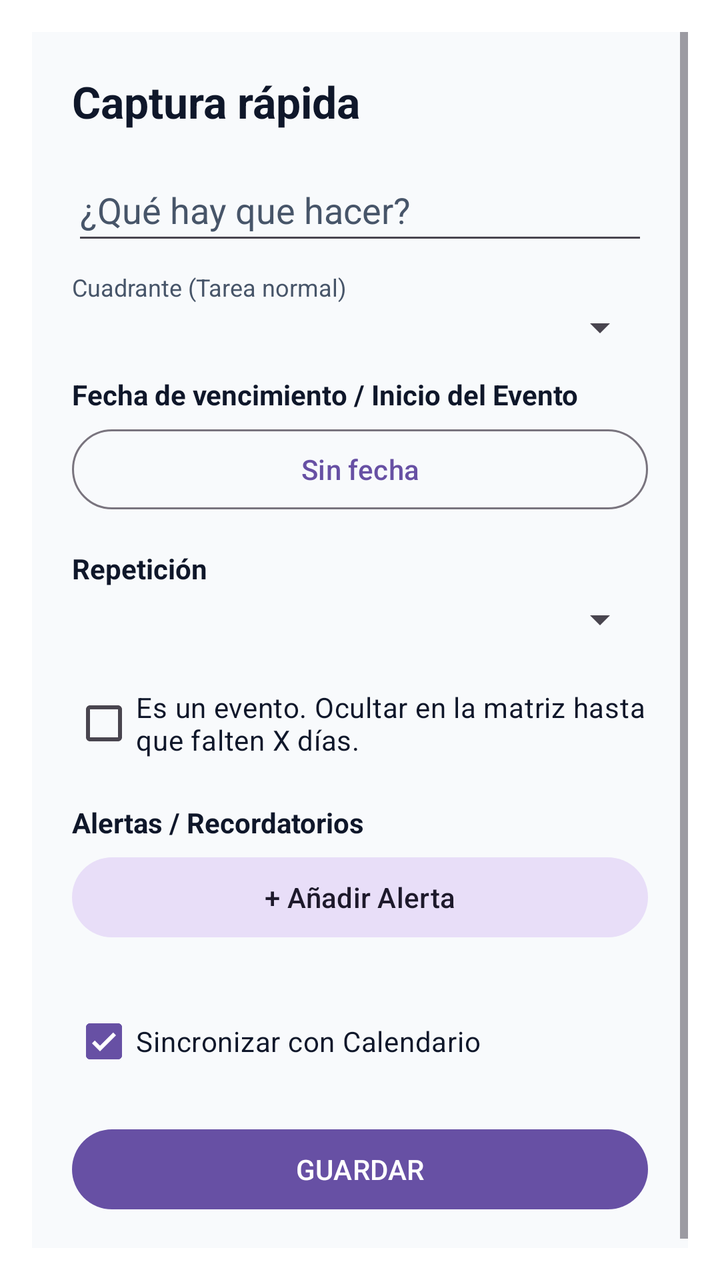
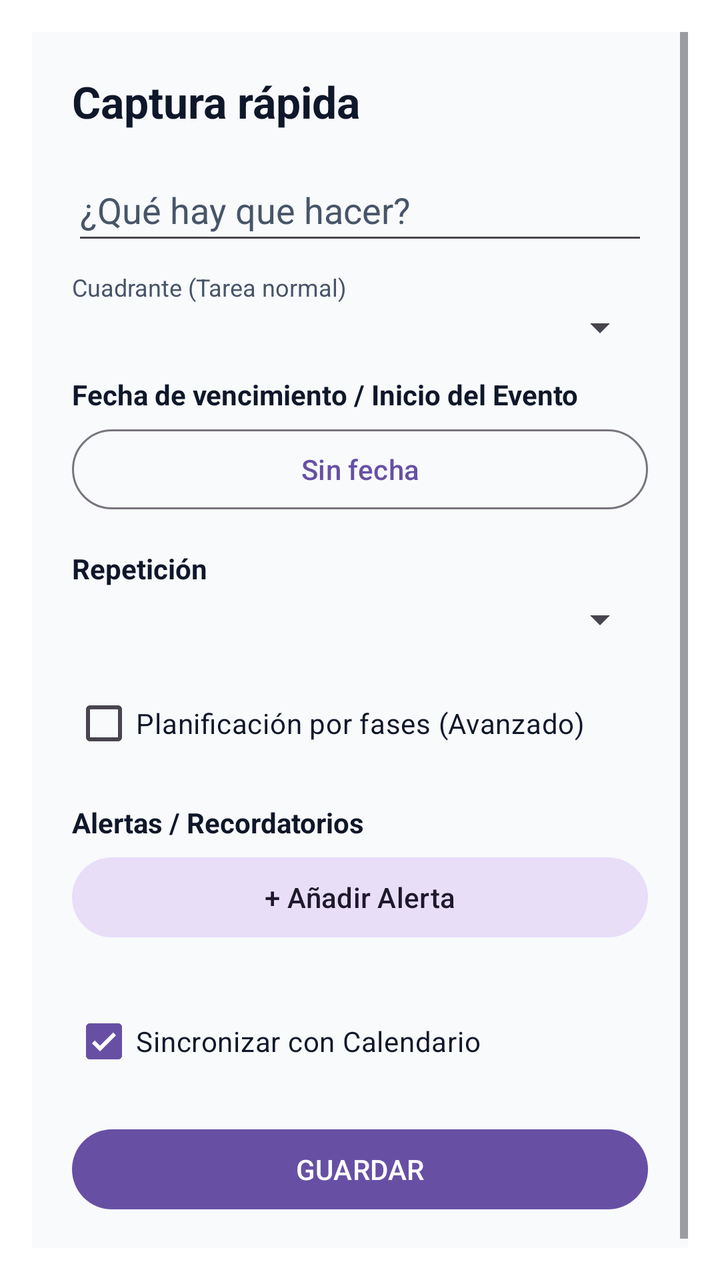

Two renders of the same Android screen: before a commit and after it. Below are the layout's source before the change and the commit's diff.
<!-- AndroidManifest.xml: activity theme QuickAddTheme -->
<!-- res/layout/activity_quick_add.xml -->
<?xml version="1.0" encoding="utf-8"?>
<ScrollView xmlns:android="http://schemas.android.com/apk/res/android"
    xmlns:app="http://schemas.android.com/apk/res-auto"
    android:layout_width="match_parent"
    android:layout_height="wrap_content"
    android:background="@color/app_background">

    <LinearLayout
        android:layout_width="match_parent"
        android:layout_height="wrap_content"
        android:orientation="vertical"
        android:padding="20dp">

        <RelativeLayout
            android:layout_width="match_parent"
            android:layout_height="wrap_content">
            <TextView
                android:id="@+id/quickTitle"
                android:layout_width="wrap_content"
                android:layout_height="wrap_content"
                android:layout_alignParentStart="true"
                android:layout_centerVertical="true"
                android:text="Captura rápida"
                android:textColor="@color/text_primary"
                android:textSize="22sp"
                android:textStyle="bold" />
            <ImageButton
                android:id="@+id/btnDeleteTask"
                android:layout_width="48dp"
                android:layout_height="48dp"
                android:layout_alignParentEnd="true"
                android:layout_centerVertical="true"
                android:background="?attr/selectableItemBackgroundBorderless"
                android:src="@android:drawable/ic_menu_delete"
                android:visibility="gone" />
        </RelativeLayout>

        <EditText
            android:id="@+id/quickInput"
            android:layout_width="match_parent"
            android:layout_height="wrap_content"
            android:layout_marginTop="14dp"
            android:hint="¿Qué hay que hacer?"
            android:textColorHint="@color/text_secondary"
            android:textColor="@color/text_primary"
            android:inputType="textCapSentences|textMultiLine"
            android:maxLines="3"
            android:minHeight="48dp" />

        <LinearLayout
            android:id="@+id/layoutBaseQuadrant"
            android:layout_width="match_parent"
            android:layout_height="wrap_content"
            android:orientation="vertical">
            <TextView
                android:layout_width="match_parent"
                android:layout_height="wrap_content"
                android:layout_marginTop="8dp"
                android:text="Cuadrante (Tarea normal)"
                android:textColor="@color/text_secondary"
                android:textSize="12sp"/>
            <Spinner
                android:id="@+id/quickQuadrant"
                android:layout_width="match_parent"
                android:layout_height="wrap_content" />
        </LinearLayout>

        <TextView
            android:layout_width="match_parent"
            android:layout_height="wrap_content"
            android:layout_marginTop="12dp"
            android:text="Fecha de vencimiento / Inicio del Evento"
            android:textColor="@color/text_primary"
            android:textSize="14sp"
            android:textStyle="bold"/>
        <com.google.android.material.button.MaterialButton
            android:id="@+id/quickDateBtn"
            style="@style/Widget.Material3.Button.OutlinedButton"
            android:layout_width="match_parent"
            android:layout_height="wrap_content"
            android:layout_marginTop="4dp"
            android:text="Sin fecha" />

        <TextView
            android:layout_width="match_parent"
            android:layout_height="wrap_content"
            android:layout_marginTop="16dp"
            android:text="Repetición"
            android:textColor="@color/text_primary"
            android:textSize="14sp"
            android:textStyle="bold"/>
        <Spinner
            android:id="@+id/spinnerRecurrence"
            android:layout_width="match_parent"
            android:layout_height="wrap_content"
            android:layout_marginTop="4dp" />

        <CheckBox
            android:id="@+id/checkIsEvent"
            android:layout_width="match_parent"
            android:layout_height="wrap_content"
            android:layout_marginTop="16dp"
            android:textColor="@color/text_primary"
            android:text="Es un evento. Ocultar en la matriz hasta que falten X días." />

        
        <LinearLayout
            android:id="@+id/layoutEventOptions"
            android:layout_width="match_parent"
            android:layout_height="wrap_content"
            android:orientation="vertical"
            android:visibility="gone"
            android:background="@color/card_background"
            android:padding="12dp"
            android:layout_marginTop="8dp">

            
            <TextView
                android:layout_width="match_parent"
                android:layout_height="wrap_content"
                android:text="FASE 1: Planificación Lejana"
                android:textColor="@color/text_primary"
                android:textStyle="bold"/>
            
            <LinearLayout android:layout_width="match_parent" android:layout_height="wrap_content" android:orientation="horizontal" android:layout_marginTop="4dp" android:gravity="center_vertical">
                <EditText android:id="@+id/etDaysPhase1" android:layout_width="70dp" android:layout_height="wrap_content" android:inputType="number" android:text="30" android:hint="Días"/>
                <TextView android:layout_width="wrap_content" android:layout_height="wrap_content" android:text="días antes" android:layout_marginStart="8dp" android:layout_marginEnd="8dp"/>
                <ImageButton android:id="@+id/btnCalPhase1" android:layout_width="40dp" android:layout_height="40dp" android:src="@android:drawable/ic_menu_my_calendar" android:background="?attr/selectableItemBackgroundBorderless"/>
                <Spinner android:id="@+id/spinnerPhase1Quadrant" android:layout_width="match_parent" android:layout_height="wrap_content" android:layout_marginStart="8dp"/>
            </LinearLayout>

            
            <LinearLayout
                android:id="@+id/layoutPhase2"
                android:layout_width="match_parent"
                android:layout_height="wrap_content"
                android:orientation="vertical"
                android:visibility="gone">
                
                <LinearLayout android:layout_width="match_parent" android:layout_height="wrap_content" android:orientation="horizontal" android:gravity="center_vertical" android:layout_marginTop="12dp">
                    <TextView android:layout_width="0dp" android:layout_weight="1" android:layout_height="wrap_content" android:text="FASE 2: Aproximación" android:textColor="@color/text_primary" android:textStyle="bold"/>
                    <ImageButton android:id="@+id/btnRemovePhase2" android:layout_width="32dp" android:layout_height="32dp" android:src="@android:drawable/ic_menu_close_clear_cancel" android:background="?attr/selectableItemBackgroundBorderless"/>
                </LinearLayout>
                
                <LinearLayout android:layout_width="match_parent" android:layout_height="wrap_content" android:orientation="horizontal" android:layout_marginTop="4dp" android:gravity="center_vertical">
                    <EditText android:id="@+id/etDaysPhase2" android:layout_width="70dp" android:layout_height="wrap_content" android:inputType="number" android:text="7" android:hint="Días"/>
                    <TextView android:layout_width="wrap_content" android:layout_height="wrap_content" android:text="días antes" android:layout_marginStart="8dp" android:layout_marginEnd="8dp"/>
                    <ImageButton android:id="@+id/btnCalPhase2" android:layout_width="40dp" android:layout_height="40dp" android:src="@android:drawable/ic_menu_my_calendar" android:background="?attr/selectableItemBackgroundBorderless"/>
                    <Spinner android:id="@+id/spinnerPhase2Quadrant" android:layout_width="match_parent" android:layout_height="wrap_content" android:layout_marginStart="8dp"/>
                </LinearLayout>
            </LinearLayout>

            
            <LinearLayout
                android:id="@+id/layoutPhase3"
                android:layout_width="match_parent"
                android:layout_height="wrap_content"
                android:orientation="vertical"
                android:visibility="gone">
                
                <LinearLayout android:layout_width="match_parent" android:layout_height="wrap_content" android:orientation="horizontal" android:gravity="center_vertical" android:layout_marginTop="12dp">
                    <TextView android:layout_width="0dp" android:layout_weight="1" android:layout_height="wrap_content" android:text="FASE 3: Día del Evento o Urgencia" android:textColor="@color/text_primary" android:textStyle="bold"/>
                    <ImageButton android:id="@+id/btnRemovePhase3" android:layout_width="32dp" android:layout_height="32dp" android:src="@android:drawable/ic_menu_close_clear_cancel" android:background="?attr/selectableItemBackgroundBorderless"/>
                </LinearLayout>
                
                <LinearLayout android:layout_width="match_parent" android:layout_height="wrap_content" android:orientation="horizontal" android:layout_marginTop="4dp" android:gravity="center_vertical">
                    <EditText android:id="@+id/etDaysPhase3" android:layout_width="70dp" android:layout_height="wrap_content" android:inputType="number" android:text="0" android:hint="Días"/>
                    <TextView android:layout_width="wrap_content" android:layout_height="wrap_content" android:text="días antes" android:layout_marginStart="8dp" android:layout_marginEnd="8dp"/>
                    <ImageButton android:id="@+id/btnCalPhase3" android:layout_width="40dp" android:layout_height="40dp" android:src="@android:drawable/ic_menu_my_calendar" android:background="?attr/selectableItemBackgroundBorderless"/>
                    <Spinner android:id="@+id/spinnerPhase3Quadrant" android:layout_width="match_parent" android:layout_height="wrap_content" android:layout_marginStart="8dp"/>
                </LinearLayout>
            </LinearLayout>

            
            <com.google.android.material.button.MaterialButton
                android:id="@+id/btnAddPhase"
                style="@style/Widget.Material3.Button.OutlinedButton"
                android:layout_width="match_parent"
                android:layout_height="wrap_content"
                android:layout_marginTop="12dp"
                android:text="+ Añadir Fase" />

        </LinearLayout>

        
        <TextView
            android:layout_width="match_parent"
            android:layout_height="wrap_content"
            android:layout_marginTop="16dp"
            android:text="Alertas / Recordatorios"
            android:textColor="@color/text_primary"
            android:textSize="14sp"
            android:textStyle="bold"/>

        <com.google.android.material.button.MaterialButton
            android:id="@+id/btnAddReminder"
            style="@style/Widget.Material3.Button.TonalButton"
            android:layout_width="match_parent"
            android:layout_height="wrap_content"
            android:layout_marginTop="4dp"
            android:text="+ Añadir Alerta" />

        <LinearLayout
            android:id="@+id/containerReminders"
            android:layout_width="match_parent"
            android:layout_height="wrap_content"
            android:layout_marginTop="8dp"
            android:orientation="vertical" />

        <CheckBox
            android:id="@+id/quickCalendarCheck"
            android:layout_width="match_parent"
            android:layout_height="wrap_content"
            android:layout_marginTop="16dp"
            android:checked="true"
            android:textColor="@color/text_primary"
            android:text="Sincronizar con Calendario" />

        <Button
            android:id="@+id/quickSave"
            android:layout_width="match_parent"
            android:layout_height="wrap_content"
            android:layout_marginTop="16dp"
            android:text="GUARDAR" />
    </LinearLayout>
</ScrollView>
<!-- resources referenced by this layout -->
<resources>
  <color name="app_background">#F8FAFC</color>
  <color name="card_background">#DBEAFE</color>
  <color name="text_primary">#0F172A</color>
  <color name="text_secondary">#475569</color>
  <style name="QuickAddTheme" parent="Theme.Material3.DayNight.Dialog.Alert">
          <item name="android:windowIsTranslucent">true</item>
          <item name="android:windowCloseOnTouchOutside">true</item>
      </style>
</resources>

<!-- the commit's change to res/layout/activity_quick_add.xml (unified diff, before → after) -->
@@ -95,13 +95,14 @@
             android:layout_height="wrap_content"
             android:layout_marginTop="4dp" />
 
+        
         <CheckBox
             android:id="@+id/checkIsEvent"
             android:layout_width="match_parent"
             android:layout_height="wrap_content"
             android:layout_marginTop="16dp"
             android:textColor="@color/text_primary"
-            android:text="Es un evento. Ocultar en la matriz hasta que falten X días." />
+            android:text="Planificación por fases (Avanzado)" />
 
         
         <LinearLayout
